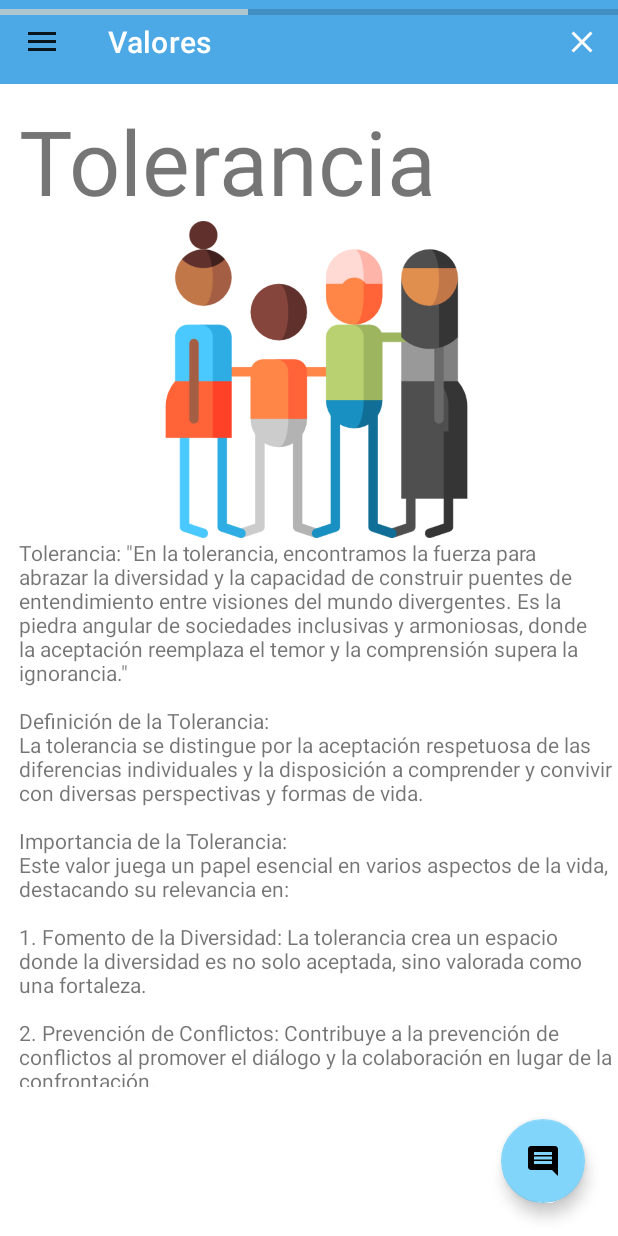
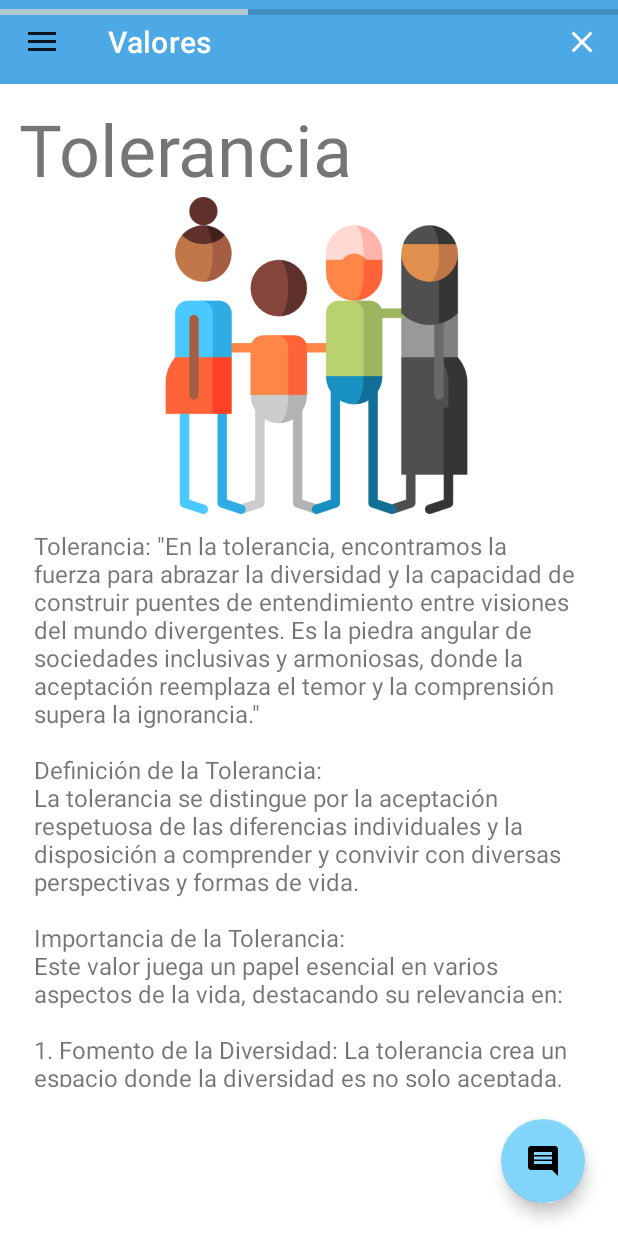
Before and after one commit to Rulios/proyecto-hpa4, an Android app: the MainActivity screen opened directly, with no data from a screen before it, in the side drawer, after a tap on "Tolerancia", on a phone screen of 412 x 824 dp. Run offline under Robolectric (Android 15) with nearby library versions, the phone set to English and light mode, and no system bars.

Commit message:
Cambio de Tema Implementado, reparo de cosas

```diff
--- a/app/src/main/java/com/example/proyecto1_hpa/MainActivity.java
+++ b/app/src/main/java/com/example/proyecto1_hpa/MainActivity.java
@@ -59,6 +59,9 @@ public class MainActivity extends AppCompatActivity implements SensorEventListen
     SensorManager sensorManager;
     Sensor sensor;
     int THEME = R.style.Base_Theme_Proyecto1_HPA;
+    int CurrentSlide = 0;
+    SharedPreferences sharedPref;
+    SharedPreferences.Editor editor;
 
     @Override
     protected void onCreate(Bundle savedInstanceState) {
@@ -69,8 +72,10 @@ public class MainActivity extends AppCompatActivity implements SensorEventListen
     }
 
     public void Recargar() {
-        // Recuperar el valor de THEME desde SharedPreferences
-        SharedPreferences sharedPref = getSharedPreferences("myPrefs", Context.MODE_PRIVATE);
+
+        sharedPref = getSharedPreferences("myPrefs", Context.MODE_PRIVATE);
+        editor = sharedPref.edit();
+
         THEME = sharedPref.getInt("theme", R.style.Base_Theme_Proyecto1_HPA);
         setTheme(THEME);
 
@@ -93,18 +98,11 @@ public class MainActivity extends AppCompatActivity implements SensorEventListen
         //Intent intent = getIntent();
         Intent intentComentarios=new Intent(MainActivity.this, PantallaComentarios.class);
 
-        //nombreUsuario = intent.getStringExtra("NOMBRE");
-        //añadir código de creación del Usuarios
-        //usuario = New Usuarios(nombreUsuario);
-        //etc
-        //...
-
-        // // SQLiteDatabase db = DatabaseSingleton.getDatabase();
-
         TB=findViewById(R.id.TB);
         setSupportActionBar(TB);
         DL=(DrawerLayout) findViewById(R.id.DL);
         NV=(NavigationView)findViewById(R.id.NV);
+
         FAB=(FloatingActionButton) findViewById(R.id.FAB);
 
         progressBar = findViewById(R.id.progressBar);
@@ -404,29 +402,25 @@ public class MainActivity extends AppCompatActivity implements SensorEventListen
                 super.onPageSelected(position);
                 progressBar.setProgress(position + 1);
                 nombre_valor = Valores.findNameById(position+1);
+
+                editor.putInt("slide", viewPagerValores.getCurrentItem());
+                editor.apply();
             }
         });
 
         NV.setNavigationItemSelectedListener(new NavigationView.OnNavigationItemSelectedListener() {
             @Override
             public boolean onNavigationItemSelected(@NonNull MenuItem item) {
-                if (item.getItemId()==R.id.V1)
-                {
-                    viewPagerValores.setCurrentItem(0);
-                }
-                else if (item.getItemId()==R.id.V2)
-                {
-                    viewPagerValores.setCurrentItem(1);
-                }else if (item.getItemId()==R.id.V3)
-                {
-                    viewPagerValores.setCurrentItem(2);
-                }else if (item.getItemId()==R.id.V4)
-                {
-                    viewPagerValores.setCurrentItem(3);
-                }else if (item.getItemId()==R.id.V5)
-                {
-                    viewPagerValores.setCurrentItem(4);
-                }
+                if      (item.getItemId()==R.id.V1){viewPagerValores.setCurrentItem(0);}
+                else if (item.getItemId()==R.id.V2){viewPagerValores.setCurrentItem(1);}
+                else if (item.getItemId()==R.id.V3){viewPagerValores.setCurrentItem(2);}
+                else if (item.getItemId()==R.id.V4){viewPagerValores.setCurrentItem(3);}
+                else if (item.getItemId()==R.id.V5){viewPagerValores.setCurrentItem(4);}
+                else if (item.getItemId()==R.id.V6){viewPagerValores.setCurrentItem(5);}
+                else if (item.getItemId()==R.id.V7){viewPagerValores.setCurrentItem(6);}
+                else if (item.getItemId()==R.id.V8){viewPagerValores.setCurrentItem(7);}
+                else if (item.getItemId()==R.id.V9){viewPagerValores.setCurrentItem(8);}
+                else if (item.getItemId()==R.id.V10){viewPagerValores.setCurrentItem(9);}
                 DL.closeDrawer(GravityCompat.START);
                 return true;
             }
@@ -439,6 +433,11 @@ public class MainActivity extends AppCompatActivity implements SensorEventListen
                 startActivity(intentComentarios);
             }
         });
+
+        // Recordando antes del cambio de tema
+        CurrentSlide = sharedPref.getInt("slide", 0);
+        viewPagerValores.setCurrentItem(CurrentSlide);
+
     }
     // SENSOR, TEMAS
     @Override
@@ -446,10 +445,6 @@ public class MainActivity extends AppCompatActivity implements SensorEventListen
 
         Sensor mySensor = sensorEvent.sensor;
         float LuzActual = sensorEvent.values[0];
-
-        // Guardar el valor de THEME en SharedPreferences
-        SharedPreferences sharedPref = getSharedPreferences("myPrefs", Context.MODE_PRIVATE);
-        SharedPreferences.Editor editor = sharedPref.edit();
 
         if (mySensor.getType() == Sensor.TYPE_LIGHT) {
 
@@ -498,4 +493,5 @@ public class MainActivity extends AppCompatActivity implements SensorEventListen
         }
         return true;
     }
+
 }
--- a/app/src/main/java/com/example/proyecto1_hpa/SetNameActivity.java
+++ b/app/src/main/java/com/example/proyecto1_hpa/SetNameActivity.java
@@ -21,6 +21,12 @@ public class SetNameActivity extends AppCompatActivity {
     protected void onCreate(Bundle savedInstanceState) {
         super.onCreate(savedInstanceState);
         setContentView(R.layout.activity_set_name);
+
+        SharedPreferences prefs_slides = getSharedPreferences("myPrefs", MODE_PRIVATE);
+        SharedPreferences.Editor editor_slides = prefs_slides.edit();
+
+        editor_slides.putInt("slide", 0);
+        editor_slides.apply();
 
         DatabaseSingleton.init(this);
 
--- a/app/src/main/res/layout/informacion.xml
+++ b/app/src/main/res/layout/informacion.xml
@@ -19,18 +19,20 @@
             android:layout_marginTop="1dp"
             android:layout_marginEnd="1dp"
             android:layout_marginBottom="1dp"
+            android:foregroundGravity="center"
+            android:gravity="center"
             android:orientation="vertical"
             android:paddingLeft="10dp"
             android:paddingTop="10dp"
             android:text="Titulo"
-            android:textSize="45sp" >
+            android:textSize="45sp">
 
             <TextView
                 android:id="@+id/textView"
                 android:layout_width="match_parent"
                 android:layout_height="wrap_content"
                 android:text="Titulo"
-                android:textSize="60sp" />
+                android:textSize="48sp" />
 
             <ImageView
                 android:id="@+id/imageView"
@@ -40,9 +42,11 @@
 
             <TextView
                 android:id="@+id/textView2"
-                android:layout_width="match_parent"
+                android:layout_width="wrap_content"
                 android:layout_height="wrap_content"
-                android:text="LoremIpsumLoremIpsumLoremIpsumLoremIpsumLoremIpsumLoremIpsumLoremIpsumLoremIpsumLoremIpsumLoremIpsumLoremIpsumLoremIpsumLoremIpsumLoremIpsumLoremIpsumLoremIpsumLoremIpsum" />
+                android:padding="10dp"
+                android:text="LoremIpsumLoremIpsumLoremIpsumLoremIpsumLoremIpsumLoremIpsumLoremIpsumLoremIpsumLoremIpsumLoremIpsumLoremIpsumLoremIpsumLoremIpsumLoremIpsumLoremIpsumLoremIpsumLoremIpsum"
+                android:textSize="16sp" />
 
         </LinearLayout>
 
--- a/app/src/main/res/menu/menulateral.xml
+++ b/app/src/main/res/menu/menulateral.xml
@@ -25,7 +25,7 @@
             android:id="@+id/V5"
             android:layout_width="wrap_content"
             android:layout_height="wrap_content"
-            android:title="Amor" />
+            android:title="Humildad" />
         <item
             android:id="@+id/V6"
             android:layout_width="wrap_content"
```
